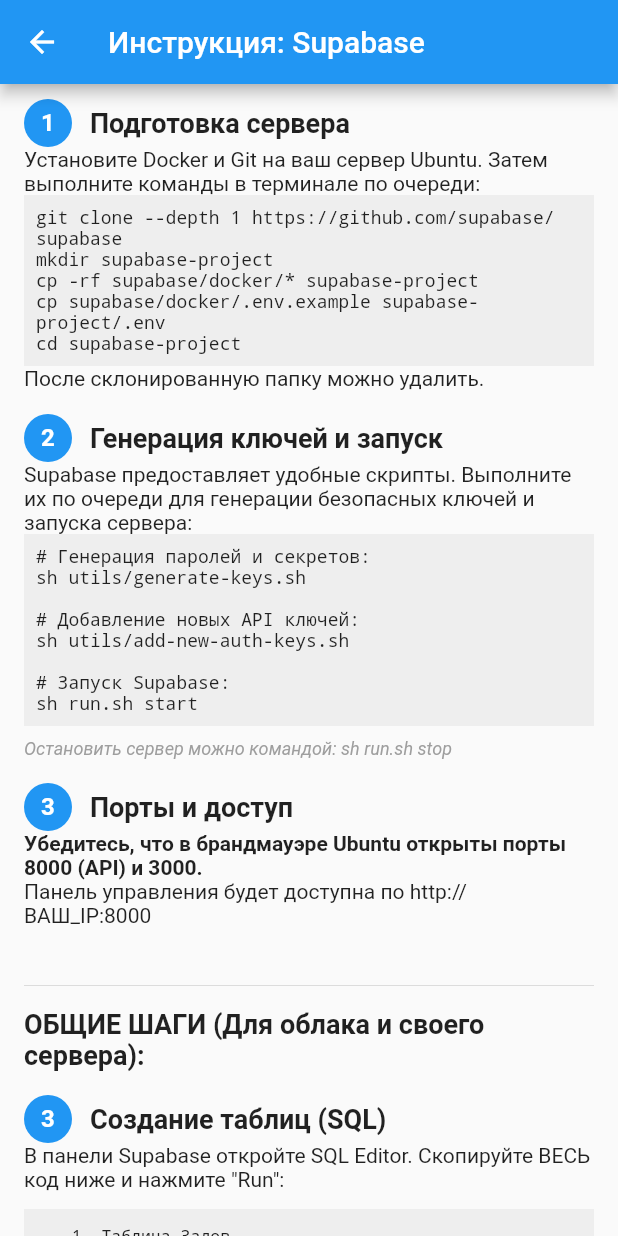
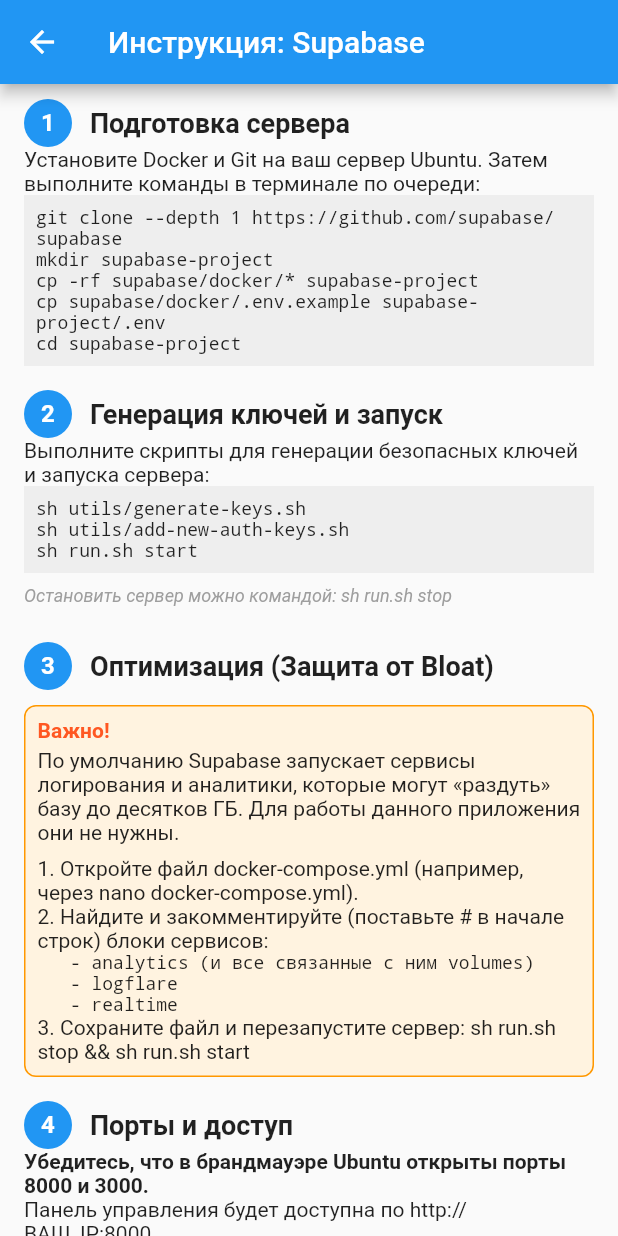
Before and after one commit to arni30rus/gcr_app, a Flutter app: the SetupOwnDbGuideScreen screen opened directly, scrolled down 576 dp, on a phone screen of 412 x 824 dp. Run offline on Flutter 3.47's test engine with Material 3 defaults, Android fonts, the phone set to English and light mode, and no system bars; our stand-ins replace audioplayers, csv, file_picker, permission_handler, share_plus, shared_preferences and 3 more; missing offline and left inert: mobile_scanner; accounts and stored records are empty.

Commit message:
fix db instruction

```diff
--- a/lib/screens/setup_own_db_guide_screen.dart
+++ b/lib/screens/setup_own_db_guide_screen.dart
@@ -1,5 +1,5 @@
 import 'package:flutter/material.dart';
-import 'package:url_launcher/url_launcher.dart'; // Добавлено для открытия ссылок
+import 'package:url_launcher/url_launcher.dart';
 
 class SetupOwnDbGuideScreen extends StatelessWidget {
   const SetupOwnDbGuideScreen({super.key});
@@ -52,7 +52,6 @@
             ),
             const SizedBox(height: 12),
 
-            // КНОПКА ССЫЛКИ НА ОФ. ДОКУМЕНТАЦИЮ
             Center(
               child: ElevatedButton.icon(
                 icon: const Icon(Icons.link, size: 16),
@@ -82,28 +81,48 @@
               'cd supabase-project',
               style: TextStyle(fontFamily: 'Courier', fontSize: 12)
             )),
-            const Text('После склонированную папку можно удалить.'),
             const SizedBox(height: 16),
 
             _buildStep(context, '2', 'Генерация ключей и запуск'),
-            const Text('Supabase предоставляет удобные скрипты. Выполните их по очереди для генерации безопасных ключей и запуска сервера:'),
+            const Text('Выполните скрипты для генерации безопасных ключей и запуска сервера:'),
             Container(width: double.infinity, padding: const EdgeInsets.all(8), color: Colors.grey[200], child: const SelectableText(
-              '# Генерация паролей и секретов:\n'
-              'sh utils/generate-keys.sh\n\n'
-              '# Добавление новых API ключей:\n'
-              'sh utils/add-new-auth-keys.sh\n\n'
-              '# Запуск Supabase:\n'
+              'sh utils/generate-keys.sh\n'
+              'sh utils/add-new-auth-keys.sh\n'
               'sh run.sh start',
               style: TextStyle(fontFamily: 'Courier', fontSize: 12)
             )),
             const SizedBox(height: 8),
             const Text('Остановить сервер можно командой: sh run.sh stop', style: TextStyle(fontSize: 12, fontStyle: FontStyle.italic, color: Colors.grey)),
+            const SizedBox(height: 24),
+
+            // ОПТИМИЗАЦИЯ
+            _buildStep(context, '3', 'Оптимизация (Защита от Bloat)'),
+            const SizedBox(height: 10),
+            Container(
+              padding: const EdgeInsets.all(8),
+              decoration: BoxDecoration(color: Colors.orange[50], borderRadius: BorderRadius.circular(8), border: Border.all(color: Colors.orange)),
+              child: const Column(
+                crossAxisAlignment: CrossAxisAlignment.start,
+                children: [
+                  Text('Важно!', style: TextStyle(fontWeight: FontWeight.bold, color: Colors.deepOrange)),
+                  SizedBox(height: 4),
+                  Text('По умолчанию Supabase запускает сервисы логирования и аналитики, которые могут «раздуть» базу до десятков ГБ. Для работы данного приложения они не нужны.'),
+                  SizedBox(height: 8),
+                  Text('1. Откройте файл docker-compose.yml (например, через nano docker-compose.yml).'),
+                  Text('2. Найдите и закомментируйте (поставьте # в начале строк) блоки сервисов:'),
+                  Text('   - analytics (и все связанные с ним volumes)', style: TextStyle(fontFamily: 'Courier', fontSize: 12)),
+                  Text('   - logflare', style: TextStyle(fontFamily: 'Courier', fontSize: 12)),
+                  Text('   - realtime', style: TextStyle(fontFamily: 'Courier', fontSize: 12)),
+                  Text('3. Сохраните файл и перезапустите сервер: sh run.sh stop && sh run.sh start'),
+                ],
+              ),
+            ),
             const SizedBox(height: 16),
 
-            _buildStep(context, '3', 'Порты и доступ'),
-            const Text('Убедитесь, что в брандмауэре Ubuntu открыты порты 8000 (API) и 3000.', style: TextStyle(fontWeight: FontWeight.bold)),
+            _buildStep(context, '4', 'Порты и доступ'),
+            const Text('Убедитесь, что в брандмауэре Ubuntu открыты порты 8000 и 3000.', style: TextStyle(fontWeight: FontWeight.bold)),
             const Text('Панель управления будет доступна по http://ВАШ_IP:8000'),
-            const SizedBox(height: 24),
+            const SizedBox(height: 12),
 
             const Divider(height: 30),
 
@@ -113,7 +132,7 @@
             const Text('ОБЩИЕ ШАГИ (Для облака и своего сервера):', style: TextStyle(fontSize: 18, fontWeight: FontWeight.bold)),
             const SizedBox(height: 16),
 
-            _buildStep(context, '3', 'Создание таблиц (SQL)'),
+            _buildStep(context, '5', 'Создание таблиц (SQL)'),
             const Text('В панели Supabase откройте SQL Editor. Скопируйте ВЕСЬ код ниже и нажмите "Run":'),
             const SizedBox(height: 12),
 
@@ -162,11 +181,11 @@
             ),
             const SizedBox(height: 24),
 
-            _buildStep(context, '4', 'Создание администратора зала'),
+            _buildStep(context, '6', 'Создание администратора зала'),
             const Text('1. Authentication -> Users -> Add User. Скопируйте ID пользователя (UUID).\n2. Table Editor -> gyms -> Insert row. Придумайте название. Скопируйте id зала.\n3. Table Editor -> user_gyms -> Insert row. Вставьте ID пользователя и ID зала.'),
             const SizedBox(height: 24),
 
-            _buildStep(context, '5', 'Подключение в приложении'),
+            _buildStep(context, '7', 'Подключение в приложении'),
             const Text('Вернитесь в приложение. Вставьте URL и Key.\n(Для облака: Settings -> API)\n(Для сервера: http://ВАШ_IP:8000 и ANON_KEY из файла .env).\nНажмите "Подключиться" и перезапустите приложение.'),
           ],
         ),
```
